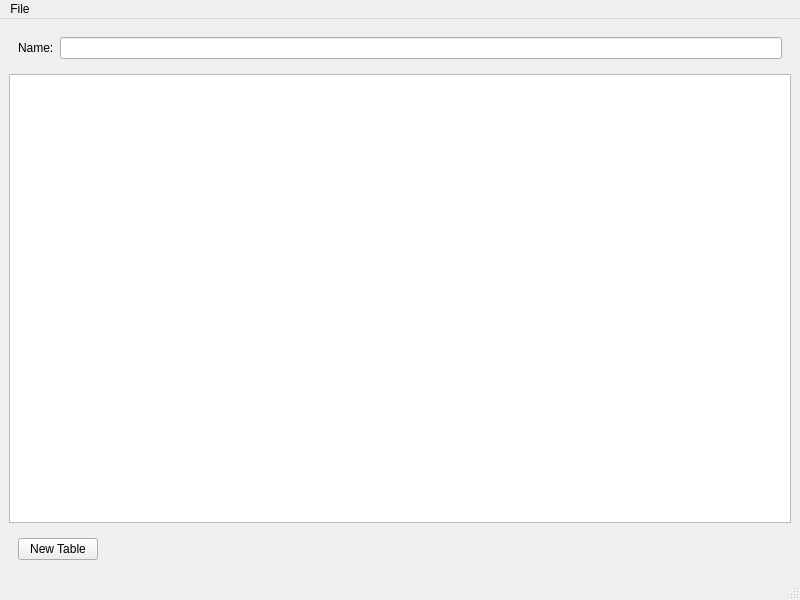
The window that PersistGUI/MainWindow.ui (jplflyer/Persist) describes before a commit, drawn with Qt 5.
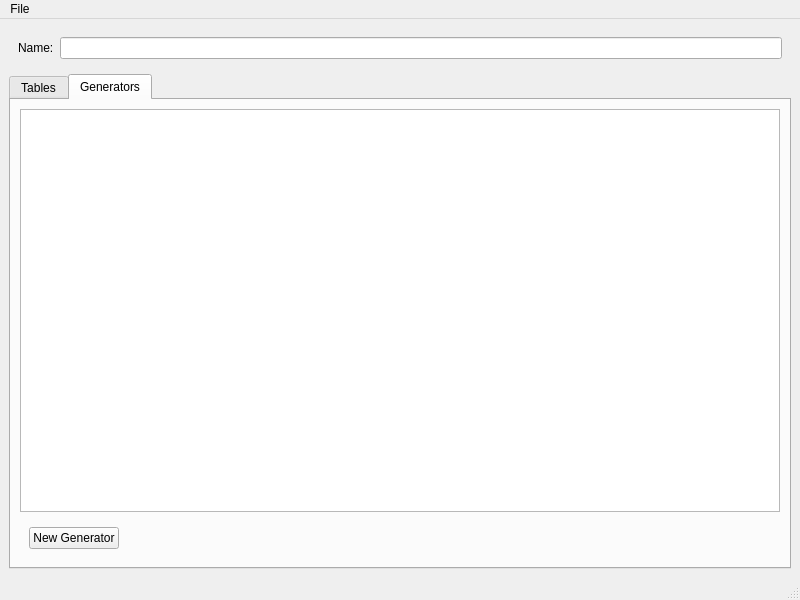
The same window after the commit. The open tabs and pages were chosen to show the change.

```diff
--- a/PersistGUI/MainWindow.ui
+++ b/PersistGUI/MainWindow.ui
@@ -32,10 +32,20 @@
      </widget>
     </item>
     <item>
+     <widget class="QTabWidget" name="tabWidget">
+      <property name="currentIndex">
+       <number>0</number>
+      </property>
+      <widget class="QWidget" name="tablesTab">
+       <attribute name="title">
+        <string>Tables</string>
+       </attribute>
+       <layout class="QVBoxLayout" name="verticalLayout_2">
+        <item>
      <widget class="QTableWidget" name="tableWidget"/>
     </item>
     <item>
-     <widget class="QWidget" name="buttonsWidget" native="true">
+         <widget class="QWidget" name="tableBtns" native="true">
       <layout class="QHBoxLayout" name="horizontalLayout">
        <item>
         <widget class="QPushButton" name="newTablePB">
@@ -62,6 +72,46 @@
     </item>
    </layout>
   </widget>
+      <widget class="QWidget" name="generatorsTab">
+       <attribute name="title">
+        <string>Generators</string>
+       </attribute>
+       <layout class="QVBoxLayout" name="verticalLayout_3">
+        <item>
+         <widget class="QTableWidget" name="generatorsTable"/>
+        </item>
+        <item>
+         <widget class="QWidget" name="generatorBtns" native="true">
+          <layout class="QHBoxLayout" name="horizontalLayout_3">
+           <item>
+            <widget class="QPushButton" name="newGeneratorPB">
+             <property name="text">
+              <string>New Generator</string>
+             </property>
+            </widget>
+           </item>
+           <item>
+            <spacer name="horizontalSpacer_2">
+             <property name="orientation">
+              <enum>Qt::Horizontal</enum>
+             </property>
+             <property name="sizeHint" stdset="0">
+              <size>
+               <width>568</width>
+               <height>20</height>
+              </size>
+             </property>
+            </spacer>
+           </item>
+          </layout>
+         </widget>
+        </item>
+       </layout>
+      </widget>
+     </widget>
+    </item>
+   </layout>
+  </widget>
   <widget class="QMenuBar" name="menubar">
    <property name="geometry">
     <rect>
```
Left out of the diff: 2 changed lines with no effect on the pictures. Lines whose indentation alone changed are shown as unchanged.
